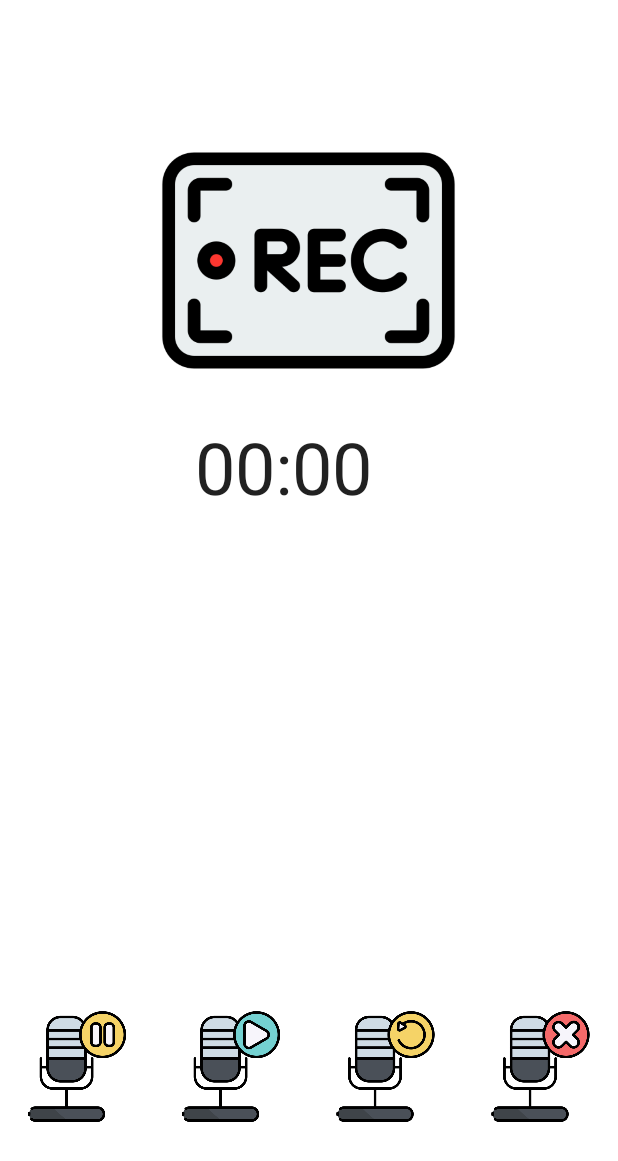
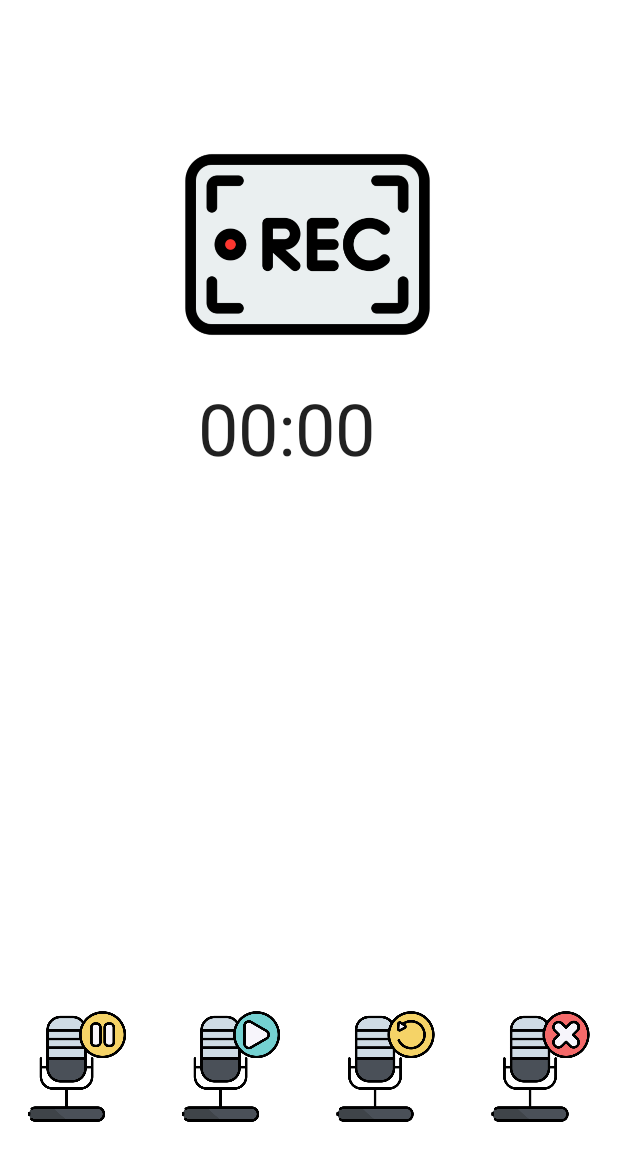
Before and after one commit to xxialingfeng/Team12_final_project, an Android app: the layout tab03.xml on its own in the app's theme, with its tools: preview values and no code run, on a phone screen of 412 x 824 dp. Shown: the top 1161 px of the screen. Run offline under Robolectric (Android 15) with nearby library versions, the phone set to English and light mode, and no system bars.

```diff
--- a/app/build.gradle
+++ b/app/build.gradle
@@ -39,6 +39,7 @@ dependencies {
     implementation 'com.google.firebase:firebase-database:20.1.0'
     implementation platform('com.google.firebase:firebase-bom:31.2.2')
     implementation 'com.google.firebase:firebase-auth:21.2.0'
+    implementation 'com.google.firebase:firebase-storage:20.1.0'
     testImplementation 'junit:junit:4.13.2'
     androidTestImplementation 'androidx.test.ext:junit:1.1.5'
     androidTestImplementation 'androidx.test.espresso:espresso-core:3.5.1'
@@ -51,4 +52,5 @@ dependencies {
     implementation 'com.google.firebase:firebase-analytics'
     // implement equalizer
     implementation 'com.github.bullheadandplato:AndroidEqualizer:2.2'
+    implementation 'androidx.fragment:fragment:1.3.0'
 }
--- a/app/src/main/AndroidManifest.xml
+++ b/app/src/main/AndroidManifest.xml
@@ -5,6 +5,7 @@
 <!--    ask user permission to record audio-->
     <uses-permission android:name="android.permission.RECORD_AUDIO" />
     <uses-permission android:name="android.permission.WRITE_EXTERNAL_STORAGE" />
+    <uses-permission android:name="android.permission.MODIFY_AUDIO_SETTINGS" />
 
     <application
         android:allowBackup="true"
--- a/app/src/main/java/edu/northeastern/group_project_team12/MainPageActivity.java
+++ b/app/src/main/java/edu/northeastern/group_project_team12/MainPageActivity.java
@@ -10,6 +10,7 @@ import android.view.Window;
 import android.widget.ImageButton;
 import android.widget.LinearLayout;
 import android.widget.TextView;
+
 
 public class MainPageActivity extends AppCompatActivity implements View.OnClickListener {
 
--- a/app/src/main/res/layout/tab03.xml
+++ b/app/src/main/res/layout/tab03.xml
@@ -6,24 +6,36 @@
     android:layout_width="match_parent"
     android:layout_height="match_parent"
     android:gravity="center"
-    android:orientation="horizontal">
+    android:orientation="horizontal"
+    tools:context=".recordFragment">
+
+    <FrameLayout
+        android:id="@+id/equalizerContainer"
+        android:layout_width="396dp"
+        android:layout_height="253dp"
+        android:visibility="visible"
+        app:layout_constraintBottom_toBottomOf="parent"
+        app:layout_constraintEnd_toEndOf="parent"
+        app:layout_constraintStart_toStartOf="parent"
+        app:layout_constraintTop_toBottomOf="@+id/timer"
+        app:layout_constraintVertical_bias="0.0" />
 
     <ImageView
         android:id="@+id/recordingImage"
-        android:layout_width="206dp"
-        android:layout_height="203dp"
+        android:layout_width="182dp"
+        android:layout_height="170dp"
         android:src="@drawable/record_inactive"
         app:layout_constraintBottom_toBottomOf="parent"
         app:layout_constraintEnd_toEndOf="parent"
         app:layout_constraintHorizontal_bias="0.497"
         app:layout_constraintStart_toStartOf="parent"
         app:layout_constraintTop_toTopOf="parent"
-        app:layout_constraintVertical_bias="0.116" />
+        app:layout_constraintVertical_bias="0.119" />
 
     <Chronometer
         android:id="@+id/timer"
-        android:layout_width="208dp"
-        android:layout_height="78dp"
+        android:layout_width="202dp"
+        android:layout_height="75dp"
         android:layout_marginBottom="368dp"
         android:paddingStart="28sp"
         android:textSize="48sp"
@@ -34,6 +46,7 @@
         app:layout_constraintVertical_bias="0.035" />
 
     <LinearLayout
+        android:id="@+id/linearLayout2"
         android:layout_width="match_parent"
         android:layout_height="75dp"
         android:layout_marginBottom="75dp"
--- a/gradle.properties
+++ b/gradle.properties
@@ -19,3 +19,4 @@ android.useAndroidX=true
 # resources declared in the library itself and none from the library's dependencies,
 # thereby reducing the size of the R class for that library
 android.nonTransitiveRClass=true
+android.enableJetifier=true
```
Also changed, not shown: app/src/main/java/edu/northeastern/group_project_team12/Audio.java (deleted, +0 -37 lines), app/src/main/java/edu/northeastern/group_project_team12/Equalizer.java (deleted, +0 -49 lines), app/src/main/java/edu/northeastern/group_project_team12/recordFragment.java (+44 -3 lines), app/src/main/res/layout/activity_equalizer.xml (deleted, +0 -26 lines), 1 other file.
